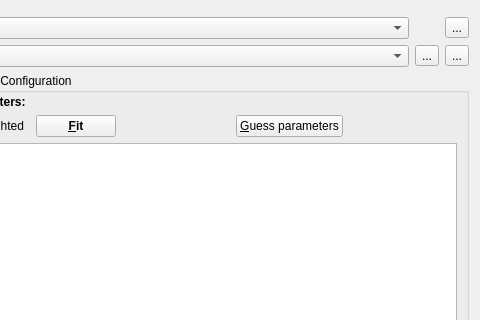
Old version of the form plugins/table/qfrdrtablecurvefitdialog.ui in the repository jkriege2/QuickFit3; both pictures show x 529 to 1009 and y 0 to 320 of the 1009 by 633 pixel window.
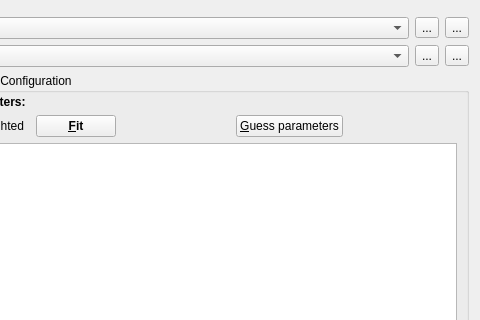
New version of the form. Icons and pictures are not drawn. Custom widgets are drawn as their Qt base class.

Commit message:
QuickFit3/table:   - added button to configure fit algorithm parameters to table fit dialog
QuickFit3:
  - a right-click on any fit model selection combobox opens a context-menu with links to the model help and the model selector dialog

The edit to the form file:
```diff
--- a/plugins/table/qfrdrtablecurvefitdialog.ui
+++ b/plugins/table/qfrdrtablecurvefitdialog.ui
@@ -91,6 +91,17 @@
        </property>
       </widget>
      </item>
+     <item row="0" column="2">
+      <widget class="QToolButton" name="btnConfigAlgorithm">
+       <property name="text">
+        <string>...</string>
+       </property>
+       <property name="icon">
+        <iconset resource="../../application/quickfit3.qrc">
+         <normaloff>:/configure.png</normaloff>:/configure.png</iconset>
+       </property>
+      </widget>
+     </item>
     </layout>
    </item>
    <item>
```
Left out of the diff: 7 changed lines with no effect on the pictures. The commit also changes 10 other files.
